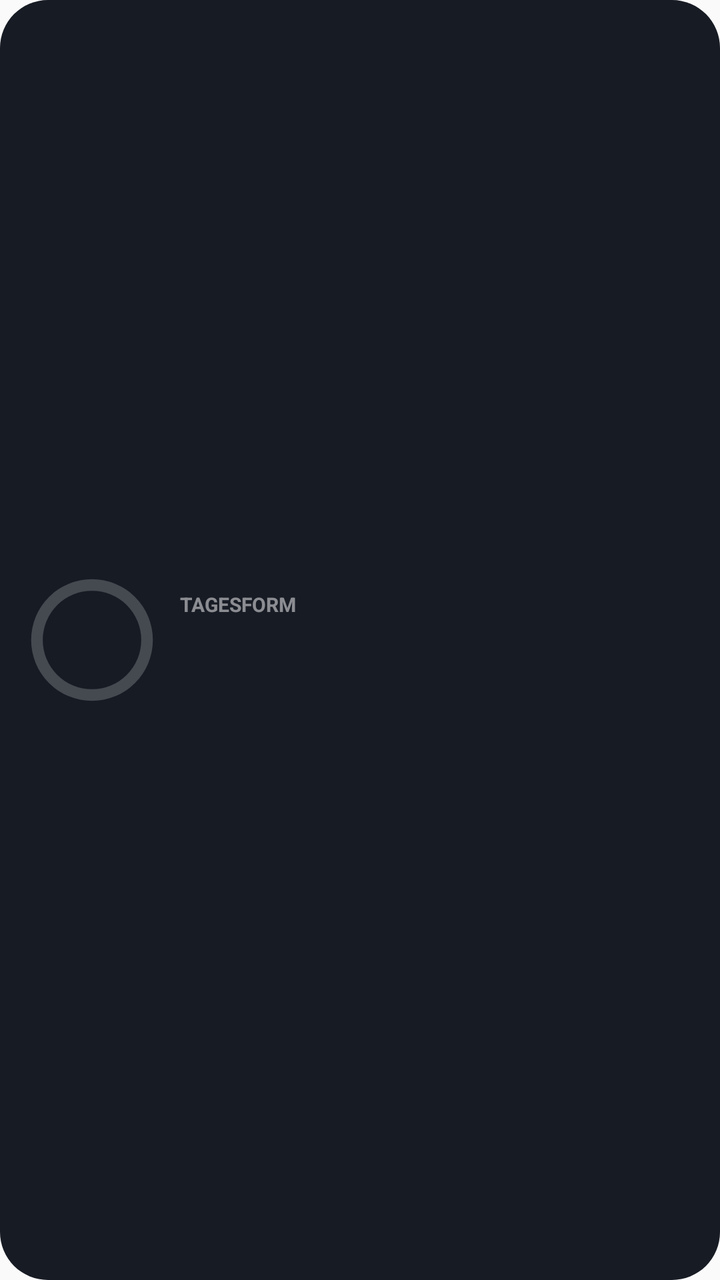
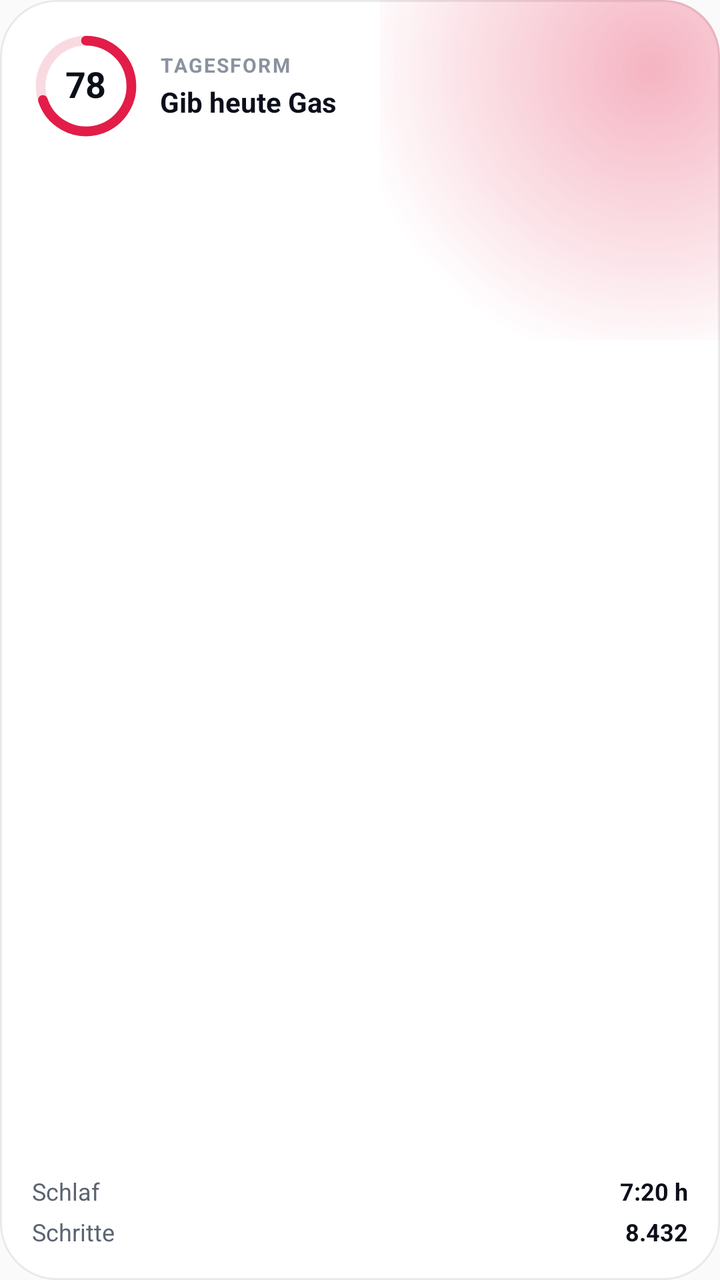

Compare the two renders of this Android layout. The source of the first and the diff that turns it into the second are given below.
<!-- AndroidManifest.xml: application theme AppTheme -->
<!-- res/layout/widget_readiness.xml -->
<?xml version="1.0" encoding="utf-8"?>
<LinearLayout xmlns:android="http://schemas.android.com/apk/res/android"
    android:id="@+id/root"
    android:layout_width="match_parent"
    android:layout_height="match_parent"
    android:background="@drawable/widget_bg"
    android:gravity="center_vertical"
    android:orientation="horizontal"
    android:padding="14dp">

    <FrameLayout
        android:layout_width="64dp"
        android:layout_height="64dp">

        <ProgressBar
            android:id="@+id/ring"
            style="?android:attr/progressBarStyleHorizontal"
            android:layout_width="match_parent"
            android:layout_height="match_parent"
            android:max="100"
            android:progressDrawable="@drawable/widget_ring" />

        <TextView
            android:id="@+id/score"
            android:layout_width="match_parent"
            android:layout_height="match_parent"
            android:gravity="center"
            android:textColor="#FFFFFF"
            android:textSize="20sp"
            android:textStyle="bold" />
    </FrameLayout>

    <LinearLayout
        android:layout_width="0dp"
        android:layout_height="wrap_content"
        android:layout_marginStart="12dp"
        android:layout_weight="1"
        android:orientation="vertical">

        <TextView
            android:layout_width="wrap_content"
            android:layout_height="wrap_content"
            android:text="TAGESFORM"
            android:textColor="#80FFFFFF"
            android:textSize="10sp"
            android:textStyle="bold" />

        <TextView
            android:id="@+id/advice"
            android:layout_width="match_parent"
            android:layout_height="wrap_content"
            android:maxLines="2"
            android:textColor="#FFFFFF"
            android:textSize="14sp"
            android:textStyle="bold" />

        <TextView
            android:id="@+id/details"
            android:layout_width="match_parent"
            android:layout_height="wrap_content"
            android:layout_marginTop="2dp"
            android:maxLines="1"
            android:textColor="#B3FFFFFF"
            android:textSize="11sp" />
    </LinearLayout>
</LinearLayout>
<!-- resources referenced by this layout -->
<resources>
  <!-- drawable widget_bg (drawable) -->
  <?xml version="1.0" encoding="utf-8"?>
  <shape xmlns:android="http://schemas.android.com/apk/res/android" android:shape="rectangle">
      <solid android:color="#F20B0F19" />
      <corners android:radius="24dp" />
  </shape>
  <!-- drawable widget_ring (drawable) -->
  <?xml version="1.0" encoding="utf-8"?>
  <layer-list xmlns:android="http://schemas.android.com/apk/res/android">
      <item android:id="@android:id/background">
          <shape android:shape="ring" android:innerRadiusRatio="2.6" android:thicknessRatio="11" android:useLevel="false">
              <solid android:color="#33FFFFFF" />
          </shape>
      </item>
      <item android:id="@android:id/progress">
          <rotate android:fromDegrees="270" android:toDegrees="270" android:pivotX="50%" android:pivotY="50%">
              <shape android:shape="ring" android:innerRadiusRatio="2.6" android:thicknessRatio="11" android:useLevel="true">
                  <solid android:color="#E11D48" />
              </shape>
          </rotate>
      </item>
  </layer-list>
  <!-- unchanged entries left out for length: 1 -->
</resources>

<!-- the commit's change to res/layout/widget_readiness.xml (unified diff, before → after) -->
@@ -1,66 +1,123 @@
+<?xml version="1.0" encoding="utf-8"?>
+<FrameLayout xmlns:android="http://schemas.android.com/apk/res/android"
+    android:id="@android:id/background"
+    style="@style/WidgetFb.Card">
+
+    <ImageView android:id="@+id/glow" style="@style/WidgetFb.Glow" />
+
+    <include
+        android:id="@+id/empty"
+        layout="@layout/widget_empty"
+        android:visibility="gone" />
+
+    <LinearLayout
+        android:id="@+id/content"
+        style="@style/WidgetFb.Content">
+
+        <LinearLayout
+            android:layout_width="match_parent"
+            android:layout_height="wrap_content"
+            android:gravity="center_vertical"
+            android:orientation="horizontal">
+
+            <FrameLayout
+                android:layout_width="54dp"
+                android:layout_height="54dp">
+
+                <ImageView android:id="@+id/ring" style="@style/WidgetFb.Ring" />
+
+                <TextView
+                    android:id="@+id/score"
+                    style="@style/WidgetFb.Number"
+                    android:layout_gravity="center"
+                    android:text="78"
+                    android:textSize="18sp" />
+            </FrameLayout>
+
+            <LinearLayout
+                android:layout_width="0dp"
+                android:layout_height="wrap_content"
+                android:layout_marginStart="10dp"
+                android:layout_weight="1"
+                android:orientation="vertical">
+
+                <TextView
+                    android:id="@+id/overline"
+                    style="@style/WidgetFb.Overline"
+                    android:letterSpacing="0.08"
+                    android:text="Tagesform" />
+
+                <TextView
+                    android:id="@+id/advice"
+                    style="@style/WidgetFb.Title"
+                    android:layout_marginTop="2dp"
+                    android:text="Gib heute Gas"
+                    android:textSize="14sp" />
+            </LinearLayout>
+        </LinearLayout>
+
+        <FrameLayout style="@style/WidgetFb.Fill" />
+
+        <LinearLayout
+            android:id="@+id/stat1"
+            android:layout_width="match_parent"
+            android:layout_height="wrap_content"
+            android:orientation="horizontal">
+
+            <TextView
+                android:id="@+id/stat1_label"
+                style="@style/WidgetFb.Body"
+                android:layout_width="0dp"
+                android:layout_weight="1"
+                android:text="Schlaf" />
+
+            <TextView
+                android:id="@+id/stat1_value"
+                style="@style/WidgetFb.Value"
+                android:text="7:20 h" />
+        </LinearLayout>
+
+        <LinearLayout
+            android:id="@+id/stat2"
+            android:layout_width="match_parent"
+            android:layout_height="wrap_content"
+            android:layout_marginTop="4dp"
+            android:orientation="horizontal">
+
+            <TextView
+                android:id="@+id/stat2_label"
+                style="@style/WidgetFb.Body"
+                android:layout_width="0dp"
+                android:layout_weight="1"
+                android:text="Schritte" />
+
+            <TextView
+                android:id="@+id/stat2_value"
+                style="@style/WidgetFb.Value"
+                android:text="8.432" />
+        </LinearLayout>
+    </LinearLayout>
+</FrameLayout>
+<!-- res/layout/widget_empty.xml (included above) -->
 <?xml version="1.0" encoding="utf-8"?>
 <LinearLayout xmlns:android="http://schemas.android.com/apk/res/android"
-    android:id="@+id/root"
     android:layout_width="match_parent"
     android:layout_height="match_parent"
-    android:background="@drawable/widget_bg"
-    android:gravity="center_vertical"
-    android:orientation="horizontal"
-    android:padding="14dp">
+    android:gravity="center"
+    android:orientation="vertical"
+    android:padding="@dimen/widget_pad">
 
-    <FrameLayout
-        android:layout_width="64dp"
-        android:layout_height="64dp">
+    <TextView
+        android:id="@+id/empty_title"
+        style="@style/WidgetFb.Title"
+        android:gravity="center"
+        android:textSize="14sp" />
 
-        <ProgressBar
-            android:id="@+id/ring"
-            style="?android:attr/progressBarStyleHorizontal"
-            android:layout_width="match_parent"
-            android:layout_height="match_parent"
-            android:max="100"
-            android:progressDrawable="@drawable/widget_ring" />
-
-        <TextView
-            android:id="@+id/score"
-            android:layout_width="match_parent"
-            android:layout_height="match_parent"
-            android:gravity="center"
-            android:textColor="#FFFFFF"
-            android:textSize="20sp"
-            android:textStyle="bold" />
-    </FrameLayout>
-
-    <LinearLayout
-        android:layout_width="0dp"
-        android:layout_height="wrap_content"
-        android:layout_marginStart="12dp"
-        android:layout_weight="1"
-        android:orientation="vertical">
-
-        <TextView
-            android:layout_width="wrap_content"
-            android:layout_height="wrap_content"
-            android:text="TAGESFORM"
-            android:textColor="#80FFFFFF"
-            android:textSize="10sp"
-            android:textStyle="bold" />
-
-        <TextView
-            android:id="@+id/advice"
-            android:layout_width="match_parent"
-            android:layout_height="wrap_content"
-            android:maxLines="2"
-            android:textColor="#FFFFFF"
-            android:textSize="14sp"
-            android:textStyle="bold" />
-
-        <TextView
-            android:id="@+id/details"
-            android:layout_width="match_parent"
-            android:layout_height="wrap_content"
-            android:layout_marginTop="2dp"
-            android:maxLines="1"
-            android:textColor="#B3FFFFFF"
-            android:textSize="11sp" />
-    </LinearLayout>
+    <TextView
+        android:id="@+id/empty_hint"
+        style="@style/WidgetFb.Muted"
+        android:layout_width="match_parent"
+        android:layout_marginTop="4dp"
+        android:gravity="center"
+        android:maxLines="2" />
 </LinearLayout>
<!-- resource entries referenced after the edit -->
@@ -1,27 +1,136 @@
 <!-- resources referenced by this layout -->
 <resources>
-  <!-- drawable widget_bg (drawable) -->
+  <dimen name="widget_pad">16dp</dimen>
+  <style name="WidgetFb.Body">
+          <item name="android:layout_width">wrap_content</item>
+          <item name="android:layout_height">wrap_content</item>
+          <item name="android:textColor">@color/widget_text2</item>
+          <item name="android:textSize">12sp</item>
+          <item name="android:maxLines">1</item>
+          <item name="android:ellipsize">end</item>
+      </style>
+  <style name="WidgetFb.Card">
+          <item name="android:layout_width">match_parent</item>
+          <item name="android:layout_height">match_parent</item>
+          <item name="android:background">@drawable/widget_card</item>
+      </style>
+  <style name="WidgetFb.Content">
+          <item name="android:layout_width">match_parent</item>
+          <item name="android:layout_height">match_parent</item>
+          <item name="android:padding">@dimen/widget_pad</item>
+          <item name="android:orientation">vertical</item>
+      </style>
+  <style name="WidgetFb.Fill">
+          <item name="android:layout_width">match_parent</item>
+          <item name="android:layout_height">0dp</item>
+          <item name="android:layout_weight">1</item>
+      </style>
+  <style name="WidgetFb.Glow">
+          <item name="android:layout_width">170dp</item>
+          <item name="android:layout_height">170dp</item>
+          <item name="android:layout_gravity">top|end</item>
+          <item name="android:scaleType">fitXY</item>
+          <item name="android:src">@drawable/widget_glow_preview</item>
+          <item name="android:importantForAccessibility">no</item>
+      </style>
+  <style name="WidgetFb.Muted">
+          <item name="android:layout_width">wrap_content</item>
+          <item name="android:layout_height">wrap_content</item>
+          <item name="android:textColor">@color/widget_muted</item>
+          <item name="android:textSize">11sp</item>
+          <item name="android:maxLines">1</item>
+          <item name="android:ellipsize">end</item>
+      </style>
+  <style name="WidgetFb.Number">
+          <item name="android:layout_width">wrap_content</item>
+          <item name="android:layout_height">wrap_content</item>
+          <item name="android:textColor">@color/widget_text</item>
+          <item name="android:textSize">30sp</item>
+          <item name="android:textStyle">bold</item>
+          <item name="android:fontFamily">sans-serif</item>
+          <item name="android:letterSpacing">-0.02</item>
+          <item name="android:fontFeatureSettings">tnum</item>
+          <item name="android:includeFontPadding">false</item>
+          <item name="android:maxLines">1</item>
+      </style>
+  <style name="WidgetFb.Overline">
+          <item name="android:layout_width">wrap_content</item>
+          <item name="android:layout_height">wrap_content</item>
+          <item name="android:textColor">@color/widget_muted</item>
+          <item name="android:textSize">10sp</item>
+          <item name="android:textStyle">bold</item>
+          <item name="android:letterSpacing">0.12</item>
+          <item name="android:textAllCaps">true</item>
+          <item name="android:maxLines">1</item>
+          <item name="android:ellipsize">end</item>
+      </style>
+  <style name="WidgetFb.Ring">
+          <item name="android:layout_width">match_parent</item>
+          <item name="android:layout_height">match_parent</item>
+          <item name="android:scaleType">fitCenter</item>
+          <item name="android:src">@drawable/widget_ring_preview</item>
+          <item name="android:importantForAccessibility">no</item>
+      </style>
+  <style name="WidgetFb.Title">
+          <item name="android:layout_width">match_parent</item>
+          <item name="android:layout_height">wrap_content</item>
+          <item name="android:textColor">@color/widget_text</item>
+          <item name="android:textSize">16sp</item>
+          <item name="android:textStyle">bold</item>
+          <item name="android:ellipsize">end</item>
+          <item name="android:maxLines">2</item>
+          <item name="android:lineSpacingMultiplier">0.95</item>
+      </style>
+  <style name="WidgetFb.Value">
+          <item name="android:layout_width">wrap_content</item>
+          <item name="android:layout_height">wrap_content</item>
+          <item name="android:textColor">@color/widget_text</item>
+          <item name="android:textSize">12sp</item>
+          <item name="android:textStyle">bold</item>
+          <item name="android:fontFeatureSettings">tnum</item>
+          <item name="android:maxLines">1</item>
+      </style>
+  <color name="widget_text2">#5B6472</color>
+  <!-- drawable widget_card (drawable) -->
   <?xml version="1.0" encoding="utf-8"?>
   <shape xmlns:android="http://schemas.android.com/apk/res/android" android:shape="rectangle">
-      <solid android:color="#F20B0F19" />
-      <corners android:radius="24dp" />
+      <solid android:color="@color/widget_card" />
+      <stroke android:width="1dp" android:color="@color/widget_stroke" />
+      <corners android:radius="@dimen/widget_radius" />
   </shape>
-  <!-- drawable widget_ring (drawable) -->
+  <!-- drawable widget_glow_preview (drawable) -->
   <?xml version="1.0" encoding="utf-8"?>
-  <layer-list xmlns:android="http://schemas.android.com/apk/res/android">
-      <item android:id="@android:id/background">
-          <shape android:shape="ring" android:innerRadiusRatio="2.6" android:thicknessRatio="11" android:useLevel="false">
-              <solid android:color="#33FFFFFF" />
-          </shape>
-      </item>
-      <item android:id="@android:id/progress">
-          <rotate android:fromDegrees="270" android:toDegrees="270" android:pivotX="50%" android:pivotY="50%">
-              <shape android:shape="ring" android:innerRadiusRatio="2.6" android:thicknessRatio="11" android:useLevel="true">
-                  <solid android:color="#E11D48" />
-              </shape>
-          </rotate>
-      </item>
-  </layer-list>
+  <shape xmlns:android="http://schemas.android.com/apk/res/android" android:shape="rectangle">
+      <gradient
+          android:centerX="0.8"
+          android:centerY="0.2"
+          android:endColor="#00E11D48"
+          android:gradientRadius="150dp"
+          android:startColor="#55E11D48"
+          android:type="radial" />
+  </shape>
+  <color name="widget_muted">#8A92A0</color>
+  <color name="widget_text">#0B0F19</color>
+  <!-- drawable widget_ring_preview (drawable) -->
+  <?xml version="1.0" encoding="utf-8"?>
+  <vector xmlns:android="http://schemas.android.com/apk/res/android"
+      android:width="96dp"
+      android:height="96dp"
+      android:viewportWidth="100"
+      android:viewportHeight="100">
+      <path
+          android:pathData="M50,8 A42,42 0 1,1 49.99,8"
+          android:strokeWidth="9"
+          android:strokeColor="#29E11D48" />
+      <path
+          android:pathData="M50,8 A42,42 0 1,1 10.06,62.98"
+          android:strokeLineCap="round"
+          android:strokeWidth="9"
+          android:strokeColor="#E11D48" />
+  </vector>
+  <color name="widget_card">#FFFFFF</color>
+  <color name="widget_stroke">#140B0F19</color>
+  <dimen name="widget_radius">24dp</dimen>
   <!-- unchanged entries left out for length: 1 -->
 </resources>
 
